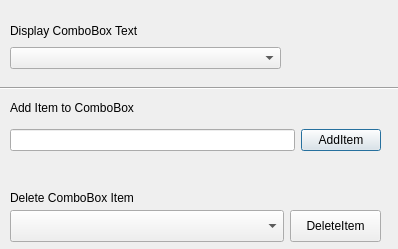
Before: the Qt Designer form 02.09 ComboBox/comboboxTest.ui in SebinLee/PyQt5forBeginner, drawn with Qt 5.
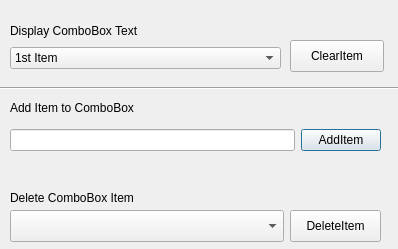
After: the same form once the commit is applied.

What changed in the file:
```diff
--- a/02.09 ComboBox/comboboxTest.ui
+++ b/02.09 ComboBox/comboboxTest.ui
@@ -97,7 +97,7 @@
     </rect>
    </property>
   </widget>
-  <widget class="QWidget" name="">
+  <widget class="QWidget" name="layoutWidget">
    <property name="geometry">
     <rect>
      <x>10</x>
@@ -115,10 +115,39 @@
      </widget>
     </item>
     <item>
-     <widget class="QComboBox" name="cmb_Test"/>
+     <widget class="QComboBox" name="cmb_Test">
+      <item>
+       <property name="text">
+        <string>1st Item</string>
+       </property>
+      </item>
+      <item>
+       <property name="text">
+        <string>2nd Item</string>
+       </property>
+      </item>
+      <item>
+       <property name="text">
+        <string>3rd Item</string>
+       </property>
+      </item>
+     </widget>
     </item>
    </layout>
   </widget>
+  <widget class="QPushButton" name="btn_clearItem">
+   <property name="geometry">
+    <rect>
+     <x>290</x>
+     <y>40</y>
+     <width>94</width>
+     <height>32</height>
+    </rect>
+   </property>
+   <property name="text">
+    <string>ClearItem</string>
+   </property>
+  </widget>
  </widget>
  <resources/>
  <connections/>
```
